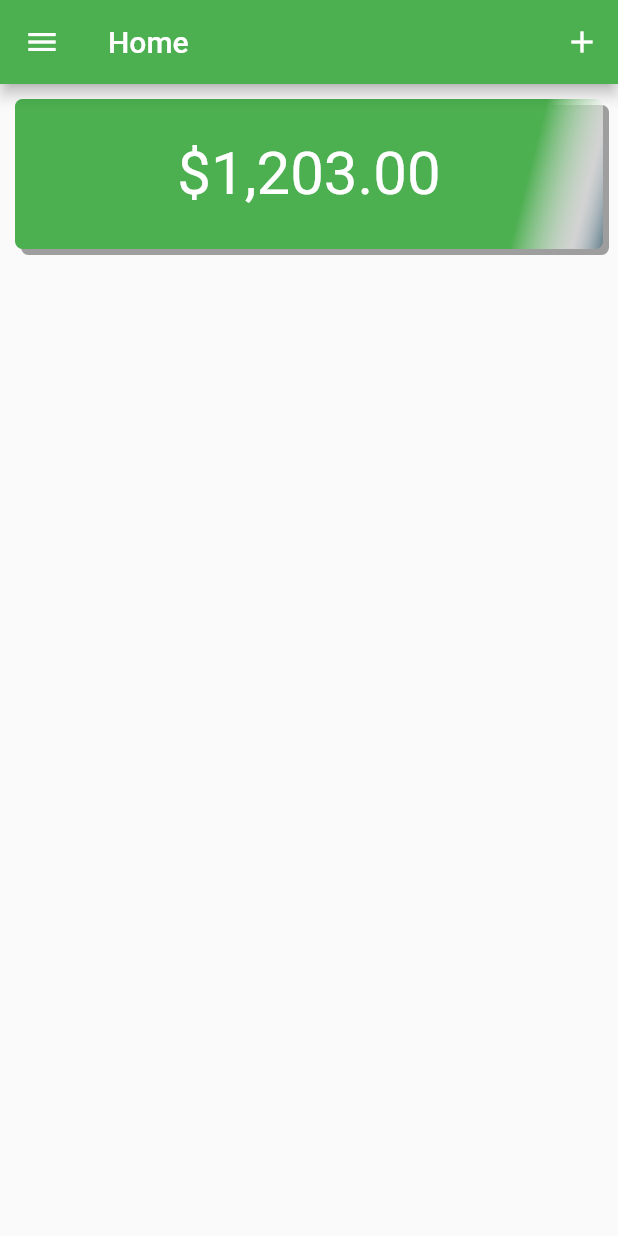
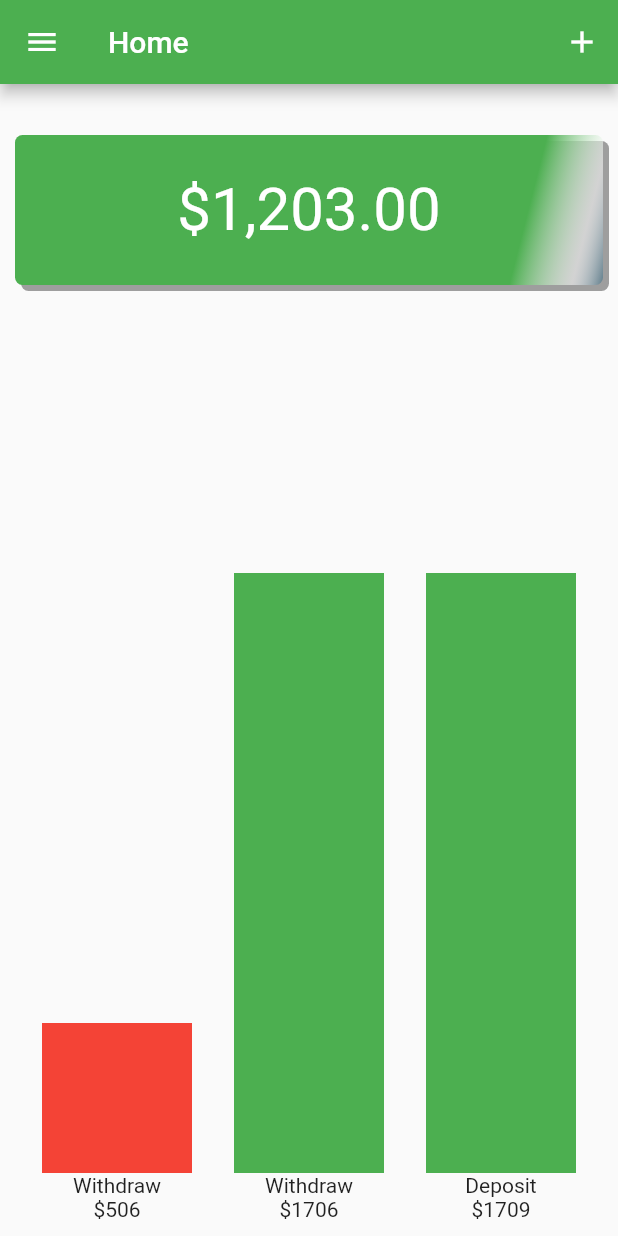
Before and after one commit to sumithpdd/flutterinmotion, a Flutter app: the screen it shows after launch, on a phone screen of 412 x 824 dp. Run offline on Flutter 3.47's test engine with Material 2 defaults, Android fonts, the phone set to English and light mode, and no system bars.

Commit message:
layout with rows and columns

```diff
--- a/spend_tracker/lib/pages/home/home_page.dart
+++ b/spend_tracker/lib/pages/home/home_page.dart
@@ -19,8 +19,88 @@ class HomePage extends StatelessWidget {
       ),
       body: Column(
         crossAxisAlignment: CrossAxisAlignment.stretch,
+        mainAxisAlignment: MainAxisAlignment.end,
+        children: <Widget>[
+          _TotalBudget(amount: amount),
+          Container(
+            padding: EdgeInsets.only(bottom: 10),
+            height: MediaQuery.of(context).size.height - 200,
+            child: Row(
+              crossAxisAlignment: CrossAxisAlignment.start,
+              mainAxisAlignment: MainAxisAlignment.spaceEvenly,
+              children: <Widget>[
+                _BarLine(100,Colors.red,506),
+                _BarLine(400,Colors.green
+                ,1706),
+                Column(
+                  mainAxisAlignment: MainAxisAlignment.end,
+                  crossAxisAlignment: CrossAxisAlignment.center,
                   children: <Widget>[
                     Container(
+                      height: 400,
+                      width: 100,
+                      color: Colors.green,
+                    ),
+                    Text(
+                      'Deposit',
+                    ),
+                    Text(
+                      '\$1709',
+                    ),
+                  ],
+                ),
+              ],
+            ),
+          )
+        ],
+      ),
+    );
+  }
+}
+
+class _BarLine extends StatelessWidget {
+  const _BarLine(
+    this.height,
+    this.color,
+    this.amount, {
+    Key key,
+  }) : super(key: key);
+  final double height;
+  final Color color;
+  final int amount;
+  @override
+  Widget build(BuildContext context) {
+    return Column(
+      mainAxisAlignment: MainAxisAlignment.end,
+      crossAxisAlignment: CrossAxisAlignment.center,
+      children: <Widget>[
+        Container(
+          height: height,
+          width: 100,
+          color: color,
+        ),
+        Text(
+          'Withdraw',
+        ),
+        Text(
+          '\$$amount',
+        ),
+      ],
+    );
+  }
+}
+
+class _TotalBudget extends StatelessWidget {
+  const _TotalBudget({
+    Key key,
+    @required this.amount,
+  }) : super(key: key);
+
+  final String amount;
+
+  @override
+  Widget build(BuildContext context) {
+    return Container(
       height: 100,
       margin: EdgeInsets.all(10),
       alignment: Alignment.center,
@@ -44,15 +124,15 @@ class HomePage extends StatelessWidget {
           stops: [0.85, 0.95, 1.0],
         ),
         boxShadow: [
-                BoxShadow(color: Colors.grey, offset: Offset(4, 4),),
+          BoxShadow(
+            color: Colors.grey,
+            offset: Offset(4, 4),
+          ),
         ],
         borderRadius: BorderRadius.all(
           Radius.circular(5),
         ),
       ),
-          ),
-        ],
-      ),
     );
   }
 }
```
Lines whose indentation alone changed are shown as unchanged.
